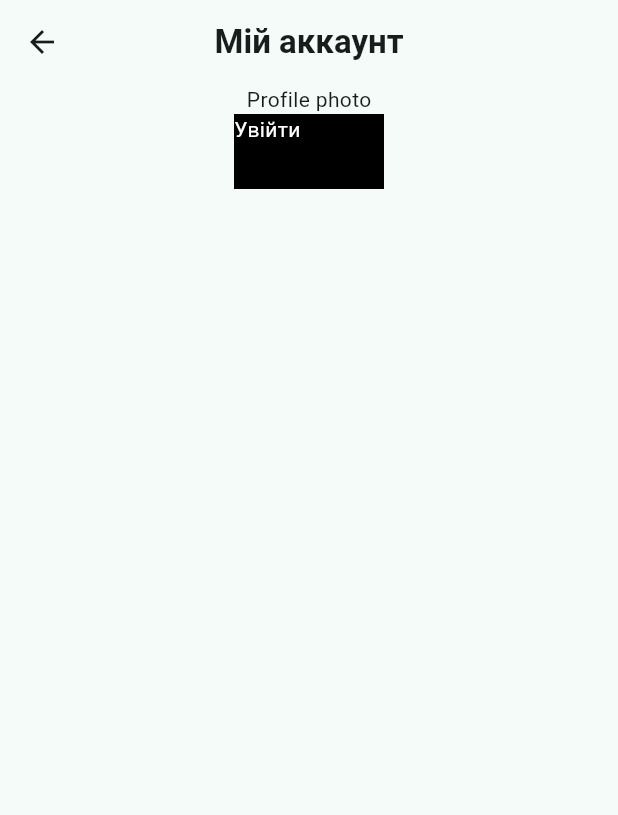
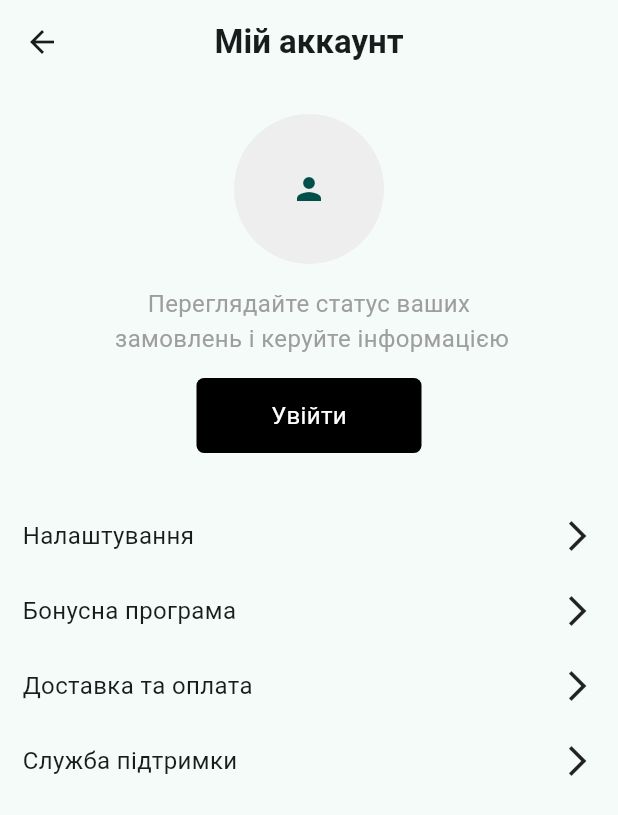
Before and after one commit to lukovskiy541/ecommerce-shopping-app, a Flutter app: the ProfileScreen screen opened directly, after a tap on "Вийти", on a phone screen of 412 x 824 dp. Shown: the top 815 px of the screen. Run offline on Flutter 3.47's test engine with Material 3 defaults, Android fonts, the phone set to English and light mode, and no system bars; our stand-ins replace bloc, cloud_firestore, equatable, firebase_auth, firebase_core, flutter_bloc and 2 more; missing offline and left inert: string_to_color; accounts and stored records are empty.

Commit message:
profile update

```diff
--- a/lib/screens/profile/profile_screen.dart
+++ b/lib/screens/profile/profile_screen.dart
@@ -1,7 +1,15 @@
 import 'package:ecommerce_app/blocs/auth/auth_bloc.dart';
 import 'package:ecommerce_app/blocs/profile/profile_cubit.dart';
 import 'package:ecommerce_app/screens/for_you/for_you_screen.dart';
+import 'package:ecommerce_app/screens/profile/bonus_program.dart';
+import 'package:ecommerce_app/screens/profile/delivery_payment_screen.dart';
+import 'package:ecommerce_app/screens/profile/edit_notifications_screen.dart';
+import 'package:ecommerce_app/screens/profile/edit_profile_screen.dart';
+import 'package:ecommerce_app/screens/profile/settings_screen.dart';
 import 'package:ecommerce_app/screens/profile/signin_screen.dart';
+import 'package:ecommerce_app/screens/profile/support_screen.dart';
+import 'package:ecommerce_app/screens/profile/user_current_orders.dart';
+import 'package:ecommerce_app/screens/profile/user_orders_history.dart';
 import 'package:flutter/material.dart';
 import 'package:flutter_bloc/flutter_bloc.dart';
 import 'package:persistent_bottom_nav_bar_v2/persistent_bottom_nav_bar_v2.dart';
@@ -66,17 +74,90 @@ class _ProfileScreenState extends State<ProfileScreen> {
             body: Center(
               child: Column(
                 children: [
-                  Text('Profile photo'),
-                  if (state.authStatus == AuthStatus.unauthenticated)
+                  Padding(
+                    padding: EdgeInsets.only(top: 20, bottom: 15),
+                    child: CircleAvatar(
+                      radius: 50,
+                      backgroundColor: Colors.grey[200],
+                      child: const Icon(Icons.person),
+                    ),
+                  ),
+                  if (state.authStatus == AuthStatus.authenticated) ...[
+                    BlocBuilder<ProfileCubit, ProfileState>(
+                      builder: (context, profileState) {
+                        if (profileState.profileStatus ==
+                            ProfileStatus.loaded) {
+                          return Column(
+                            children: [
+                              Text(
+                                '${profileState.user.name} ${profileState.user.surname}',
+                                style: TextStyle(
+                                    fontSize: 20, fontWeight: FontWeight.bold),
+                              ),
+                              SizedBox(height: 10),
+                              Text(
+                                'Ваші бонуси: ${profileState.user.bonusPoints}',
+                                style: TextStyle(color: Colors.grey),
+                              ),
+                              SizedBox(height: 30),
+                              _buildProfileItem(
+                                'Мої замовлення',
+                                () => pushScreen(context,
+                                    screen: UserOrders(), withNavBar: true),
+                              ),
+                              _buildProfileItem(
+                                'Мої покупки',
+                                () => pushScreen(context,
+                                    screen: UserOrdersHistory(),
+                                    withNavBar: true),
+                              ),
+                              SizedBox(height: 30),
+                              _buildProfileItem(
+                                'Мій профіль',
+                                () => pushScreen(context,
+                                    screen: EditProfileScreen(),
+                                    withNavBar: true),
+                              ),
+                              _buildProfileItem(
+                                'Мої сповіщення',
+                                () => pushScreen(context,
+                                    screen: EditNotificationsScreen(),
+                                    withNavBar: true),
+                              ),
+                            ],
+                          );
+                        }
+                        return CircularProgressIndicator();
+                      },
+                    ),
+                  ],
+                  if (state.authStatus == AuthStatus.unauthenticated) ...[
+                    Center(
+                        child: Text(
+                      'Переглядайте статус ваших',
+                      style: TextStyle(color: Colors.grey, fontSize: 16),
+                      textAlign: TextAlign.center,
+                    )),
+                     Center(
+                        child: Text(
+                      ' замовлень і керуйте інформацією',
+                      style: TextStyle(color: Colors.grey, fontSize: 16),
+                      textAlign: TextAlign.center,
+                    )),
+                    SizedBox(height: 15),
                     GestureDetector(
                       child: Container(
-                        color: Colors.black,
+                        alignment: Alignment.center,
+                        decoration: BoxDecoration(
+                          borderRadius: BorderRadius.circular(5),
+                          color: Colors.black,
+                        ),
                         child: Text(
                           'Увійти',
-                          style: TextStyle(color: Colors.white),
+                          style: TextStyle(color: Colors.white, fontSize: 16),
                         ),
                         height: 50,
-                        width: 100,
+                        width: 150,
                       ),
                       onTap: () {
                         pushScreen(
@@ -86,13 +167,35 @@ class _ProfileScreenState extends State<ProfileScreen> {
                         );
                       },
                     ),
+                  ],
+                  SizedBox(height: 30),
+                  _buildProfileItem(
+                    'Налаштування',
+                    () => pushScreen(context,
+                        screen: SettingsScreen(), withNavBar: true),
+                  ),
+                  _buildProfileItem(
+                    'Бонусна програма',
+                    () => pushScreen(context,
+                        screen: BonusProgramScreen(), withNavBar: true),
+                  ),
+                  _buildProfileItem(
+                    'Доставка та оплата',
+                    () => pushScreen(context,
+                        screen: DeliveryPaymentScreen(), withNavBar: true),
+                  ),
+                  _buildProfileItem(
+                    'Служба підтримки',
+                    () => pushScreen(context,
+                        screen: SupportScreen(), withNavBar: true),
+                  ),
                   if (state.authStatus == AuthStatus.authenticated)
                     TextButton(
                       onPressed: () {
                         context.read<AuthBloc>().add(SignOutRequestedEvent());
                       },
                       child: Text('Вийти'),
-                    )
+                    ),
                 ],
               ),
             ),
@@ -101,4 +204,24 @@ class _ProfileScreenState extends State<ProfileScreen> {
       },
     );
   }
+
+  Widget _buildProfileItem(String title, VoidCallback onTap) {
+    return GestureDetector(
+      onTap: onTap,
+      child: Container(
+        width: double.infinity,
+        height: 50,
+        child: Padding(
+          padding: const EdgeInsets.symmetric(horizontal: 15),
+          child: Row(
+            mainAxisAlignment: MainAxisAlignment.spaceBetween,
+            children: [
+              Text(title, style: TextStyle(fontSize: 16)),
+              Icon(Icons.arrow_forward_ios),
+            ],
+          ),
+        ),
+      ),
+    );
+  }
 }
```
Also changed, not shown: lib/screens/profile/bonus_program.dart (added, +17 -0 lines), lib/screens/profile/delivery_payment_screen.dart (added, +17 -0 lines), lib/screens/profile/edit_notifications_screen.dart (added, +17 -0 lines), lib/screens/profile/edit_profile_screen.dart (added, +17 -0 lines), lib/screens/profile/settings_screen.dart (added, +17 -0 lines), lib/screens/profile/support_screen.dart (added, +17 -0 lines), lib/screens/profile/user_current_orders.dart (added, +17 -0 lines), lib/screens/profile/user_orders_history.dart (added, +17 -0 lines).
